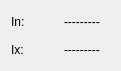
First picture: the form in wm3000i/wmoffsetvalbase.ui, repository ZeraGmbH/wm-project, before the edit.
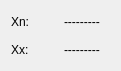
Second picture: the form after the edit.

```diff
--- a/wm3000i/wmoffsetvalbase.ui
+++ b/wm3000i/wmoffsetvalbase.ui
@@ -48,7 +48,7 @@
       <enum>QFrame::NoFrame</enum>
      </property>
      <property name="text">
-      <string>In:</string>
+      <string>Xn:</string>
      </property>
      <property name="wordWrap">
       <bool>false</bool>
@@ -61,7 +61,7 @@
       <enum>QFrame::NoFrame</enum>
      </property>
      <property name="text">
-      <string>Ix:</string>
+      <string>Xx:</string>
      </property>
      <property name="wordWrap">
       <bool>false</bool>
```
